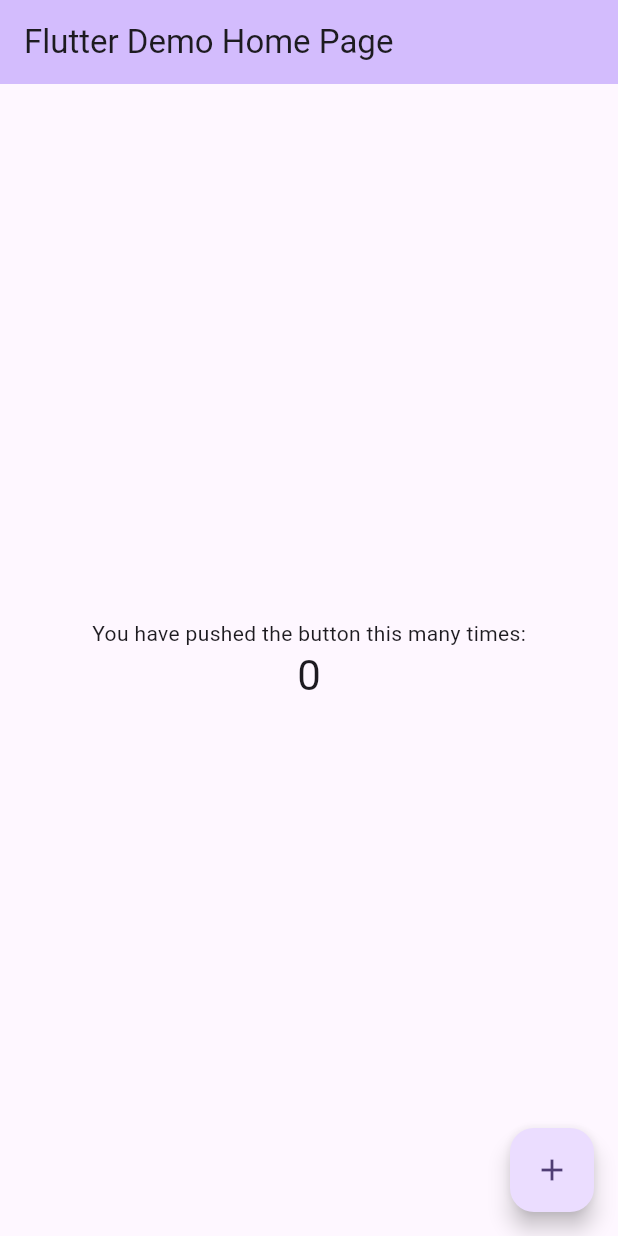
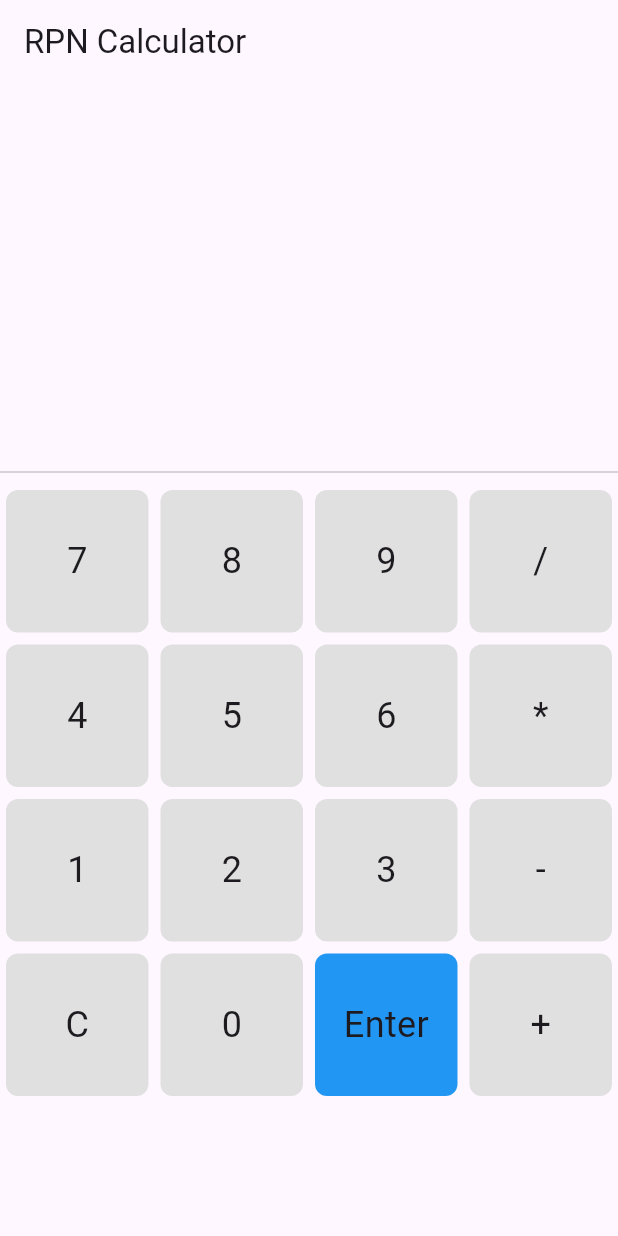
Before and after one commit to LeeVoi/rpn_calculator, a Flutter app: the screen it shows after launch, on a phone screen of 412 x 824 dp. Run offline on Flutter 3.47's test engine with Material 3 defaults, Android fonts, the phone set to English and light mode, and no system bars.

Commit message:
added the GUI and logic for some buttons, still need the logic to calculate

```diff
--- /dev/null
+++ b/lib/RPNCalculator.dart
@@ -0,0 +1,89 @@
+import 'dart:collection';
+import 'dart:math' as math;
+
+class RPNCalculator {
+  final ListQueue<double> _stack = ListQueue<double>();
+
+  void enterNumber(double number) {
+    _stack.addLast(number);
+  }
+
+  void applyOperator(String operator) {
+    if (_stack.length < 2) {
+      print('Insufficient operands for $operator');
+      return;
+    }
+
+    final double operand2 = _stack.removeLast();
+    final double operand1 = _stack.removeLast();
+
+    switch (operator) {
+      case '+':
+        _stack.addLast(operand1 + operand2);
+        break;
+      case '-':
+        _stack.addLast(operand1 - operand2);
+        break;
+      case '*':
+        _stack.addLast(operand1 * operand2);
+        break;
+      case '/':
+        if (operand2 == 0) {
+          print('Cannot divide by zero');
+          _stack.addLast(operand1);
+          _stack.addLast(operand2);
+        } else {
+          _stack.addLast(operand1 / operand2);
+        }
+        break;
+      default:
+        print('Invalid operator: $operator');
+        _stack.addLast(operand1);
+        _stack.addLast(operand2);
+        break;
+    }
+  }
+
+  void undo() {
+    if (_stack.isNotEmpty) {
+      _stack.removeLast();
+    } else {
+      print('Stack is empty, nothing to undo.');
+    }
+  }
+
+  double peek() {
+    if (_stack.isEmpty) {
+      print('Stack is empty');
+      return double.nan;
+    }
+    return _stack.last;
+  }
+
+  void clear() {
+    _stack.clear();
+  }
+}
+
+void main() {
+  final calculator = RPNCalculator();
+
+  calculator.enterNumber(3);
+  calculator.enterNumber(4);
+  calculator.applyOperator('-');
+  calculator.enterNumber(5);
+  calculator.applyOperator('+');
+  print(calculator.peek()); // Output: 4.0
+
+  calculator.clear();
+
+  calculator.enterNumber(3);
+  calculator.enterNumber(4);
+  calculator.enterNumber(5);
+  calculator.applyOperator('*');
+  calculator.applyOperator('+');
+  print(calculator.peek()); // Output: 23.0
+
+  calculator.undo();
+  print(calculator.peek()); // Output: 0.0
+}
--- /dev/null
+++ b/lib/_RpnCalculatorState.dart
@@ -0,0 +1,109 @@
+import 'package:flutter/material.dart';
+import 'RPNCalculator.dart';
+
+class RpnCalculator extends StatefulWidget {
+  @override
+  _RpnCalculatorState createState() => _RpnCalculatorState();
+}
+
+class _RpnCalculatorState extends State<RpnCalculator> {
+  final RPNCalculator _calculator = RPNCalculator(); // Initialize RPNCalculator
+  String _input = '';
+
+  void _onButtonPressed(String buttonText) {
+    setState(() {
+      if (buttonText == 'C') {
+        _input = '';
+        _calculator.clear(); // Clear the calculator when 'C' is pressed
+      } else if (buttonText == 'Enter') {
+        _calculate();
+      } else {
+        _input += buttonText;
+      }
+    });
+  }
+
+  void _calculate() {
+    // Pass input to calculator and display result
+    try {
+      final result = double.parse(_input);
+      _calculator.enterNumber(result);
+      _input = '';
+    } catch (e) {
+      print('Invalid input: $_input');
+      _input = '';
+      return;
+    }
+
+    setState(() {
+      _input = _calculator.peek().toString();
+    });
+  }
+
+  @override
+  Widget build(BuildContext context) {
+    return Scaffold(
+      appBar: AppBar(
+        title: Text('RPN Calculator'),
+      ),
+      body: Column(
+        mainAxisAlignment: MainAxisAlignment.center,
+        children: [
+          Expanded(
+            child: Container(
+              alignment: Alignment.centerRight,
+              padding: EdgeInsets.symmetric(horizontal: 16.0),
+              child: Text(
+                _input,
+                style: TextStyle(fontSize: 24.0),
+              ),
+            ),
+          ),
+          Divider(),
+          Expanded(
+            flex: 2,
+            child: GridView.count(
+              crossAxisCount: 4,
+              children: [
+                _buildButton('7'),
+                _buildButton('8'),
+                _buildButton('9'),
+                _buildButton('/'),
+                _buildButton('4'),
+                _buildButton('5'),
+                _buildButton('6'),
+                _buildButton('*'),
+                _buildButton('1'),
+                _buildButton('2'),
+                _buildButton('3'),
+                _buildButton('-'),
+                _buildButton('C'),
+                _buildButton('0'),
+                _buildButton('Enter'),
+                _buildButton('+'),
+              ],
+            ),
+          ),
+        ],
+      ),
+    );
+  }
+
+  Widget _buildButton(String buttonText) {
+    return GestureDetector(
+      onTap: () => _onButtonPressed(buttonText),
+      child: Container(
+        alignment: Alignment.center,
+        margin: EdgeInsets.all(4.0),
+        decoration: BoxDecoration(
+          color: buttonText == 'Enter' ? Colors.blue : Colors.grey[300],
+          borderRadius: BorderRadius.circular(8.0),
+        ),
+        child: Text(
+          buttonText,
+          style: TextStyle(fontSize: 24.0),
+        ),
+      ),
+    );
+  }
+}
--- a/lib/main.dart
+++ b/lib/main.dart
@@ -1,4 +1,5 @@
 import 'package:flutter/material.dart';
+import '_RpnCalculatorState.dart';
 
 void main() {
   runApp(const MyApp());
@@ -10,62 +11,11 @@ class MyApp extends StatelessWidget {
   @override
   Widget build(BuildContext context) {
     return MaterialApp(
-      title: 'Flutter Demo',
+      title: 'RPN Calculator',
       theme: ThemeData(
-        colorScheme: ColorScheme.fromSeed(seedColor: Colors.deepPurple),
-        useMaterial3: true,
+        primarySwatch: Colors.blue,
       ),
-      home: const MyHomePage(title: 'Flutter Demo Home Page'),
+      home: RpnCalculator(),
     );
   }
 }
-
-class MyHomePage extends StatefulWidget {
-  const MyHomePage({super.key, required this.title});
-
-  final String title;
-
-  @override
-  State<MyHomePage> createState() => _MyHomePageState();
-}
-
-class _MyHomePageState extends State<MyHomePage> {
-  int _counter = 0;
-
-  void _incrementCounter() {
-    setState(() {
-      _counter++;
-    });
-  }
-
-  @override
-  Widget build(BuildContext context) {
-    return Scaffold(
-      appBar: AppBar(
-        backgroundColor: Theme.of(context).colorScheme.inversePrimary,
-        title: Text(widget.title),
-      ),
-      body: Center(
-
-        child: Column(
-
-          mainAxisAlignment: MainAxisAlignment.center,
-          children: <Widget>[
-            const Text(
-              'You have pushed the button this many times:',
-            ),
-            Text(
-              '$_counter',
-              style: Theme.of(context).textTheme.headlineMedium,
-            ),
-          ],
-        ),
-      ),
-      floatingActionButton: FloatingActionButton(
-        onPressed: _incrementCounter,
-        tooltip: 'Increment',
-        child: const Icon(Icons.add),
-      ), // This trailing comma makes auto-formatting nicer for build methods.
-    );
-  }
-}
```
